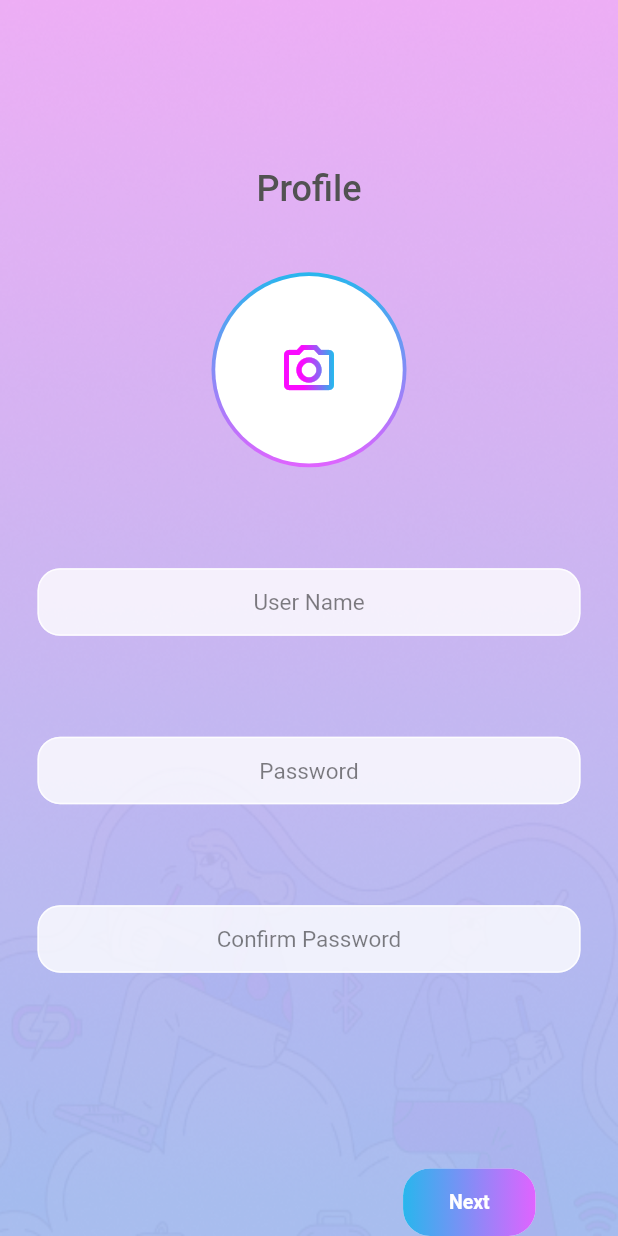
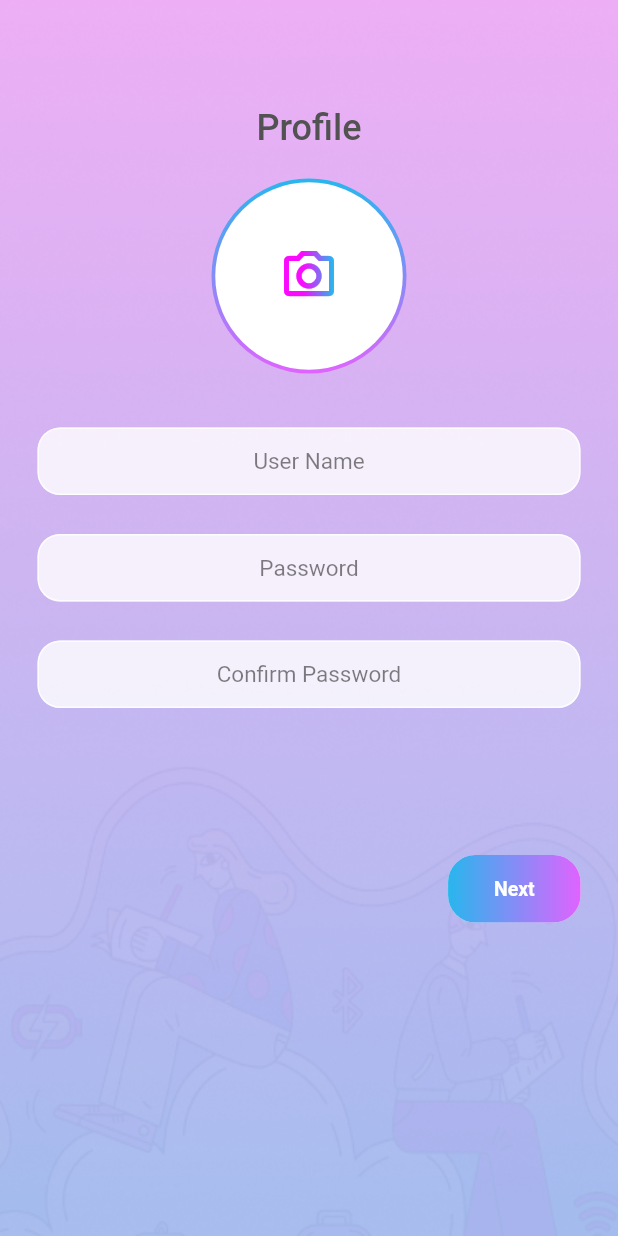
Before and after one commit to loki1220/concept, a Flutter app: the Details screen opened directly, on a phone screen of 412 x 824 dp. Run offline on Flutter 3.47's test engine with Material 2 defaults, Android fonts, the phone set to English and light mode, and no system bars; our stand-ins replace animated_splash_screen, google_fonts, image_picker, simple_gradient_text; missing offline and left inert: storage_path.

Commit message:
initial commit

```diff
--- a/lib/details.dart
+++ b/lib/details.dart
@@ -1,8 +1,8 @@
 import 'dart:typed_data';
 import 'dart:ui' as ui;
 import 'package:concept/started_page.dart';
+import 'package:concept/widget/gradient_icon.dart';
 import 'package:concept/widget/mytextfield.dart';
-import 'package:concept/widget/utils.dart';
 import 'package:flutter/material.dart';
 import 'package:flutter/services.dart';
 import 'package:google_fonts/google_fonts.dart';
@@ -247,7 +247,8 @@ class _DetailsState extends State<Details> {
               "assets/detailsbg.png",
               fit: BoxFit.fill,
             ),
-            Form(
+            SingleChildScrollView(
+              child: Form(
                 key: _formKey,
                 child: Padding(
                   padding: const EdgeInsets.symmetric(horizontal: 25),
@@ -264,6 +265,9 @@ class _DetailsState extends State<Details> {
                             fontSize: 24,
                             fontWeight: FontWeight.w500,
                             color: Color(0xFF525252)),
+                      ),
+                      SizedBox(
+                        height: 20,
                       ),
                       Container(
                         width: 130,
@@ -308,6 +312,9 @@ class _DetailsState extends State<Details> {
                           ),
                         ),
                       ),
+                      SizedBox(
+                        height: 10,
+                      ),
                       MyTextField(
                         obscureText: false,
                         isCenter: true,
@@ -344,7 +351,7 @@ class _DetailsState extends State<Details> {
                         },
                       ),
                       Padding(
-                      padding: const EdgeInsets.symmetric(horizontal: 10),
+                        padding: const EdgeInsets.symmetric(vertical: 25),
                         child: SliderTheme(
                           data: SliderTheme.of(context).copyWith(
                               inactiveTrackColor: Colors.white,
@@ -371,16 +378,14 @@ class _DetailsState extends State<Details> {
                           ),
                         ),
                       ),
-                    Padding(
-                      padding: const EdgeInsets.symmetric(horizontal: 30),
-                      child: Row(
+                      Row(
                         mainAxisAlignment: MainAxisAlignment.end,
                         children: [
                           nextButton,
                         ],
                       ),
+                    ],
                   ),
-                  ],
                 ),
               ),
             ),
--- a/lib/layouts/mobile_screen_layout.dart
+++ b/lib/layouts/mobile_screen_layout.dart
@@ -1,8 +1,7 @@
-import 'package:concept/widget/utils.dart';
 import 'package:flutter/cupertino.dart';
 import 'package:flutter/material.dart';
-
 import '../widget/global_variables.dart';
+import '../widget/gradient_icon.dart';
 
 class MobileScreenLayout extends StatefulWidget {
   const MobileScreenLayout({Key? key}) : super(key: key);
--- a/lib/main.dart
+++ b/lib/main.dart
@@ -1,6 +1,7 @@
 import 'dart:ui';
 import 'package:animated_splash_screen/animated_splash_screen.dart';
 import 'package:concept/details.dart';
+import 'package:concept/feed_screen.dart';
 import 'package:concept/layouts/mobile_screen_layout.dart';
 import 'package:concept/login_page.dart';
 import 'package:flutter/cupertino.dart';
@@ -19,6 +20,9 @@ class MyApp extends StatelessWidget {
   Widget build(BuildContext context) {
     return MaterialApp(
       debugShowCheckedModeBanner: false,
+      theme: ThemeData(
+        visualDensity: VisualDensity.adaptivePlatformDensity,
+      ),
       home: AnimatedSplashScreen(
         duration: 3000,
         splash: Stack(
@@ -44,7 +48,7 @@ class MyApp extends StatelessWidget {
         splashIconSize: double.maxFinite,
         centered: true,
         splashTransition: SplashTransition.fadeTransition,
-        nextScreen: HomePage(),
+        nextScreen: FeedScreen(),
       ),
     );
   }
--- a/lib/widget/global_variables.dart
+++ b/lib/widget/global_variables.dart
@@ -1,9 +1,10 @@
+import 'package:concept/feed_screen.dart';
 import 'package:flutter/material.dart';
 
 const webScreenSize = 600;
 
 List<Widget> homeScreenItems = [
-  Text("Feed"),
+  FeedScreen(),
   Text("Search"),
   Text("PPt"),
   Text("Notify"),
--- a/lib/widget/gradient_icon.dart
+++ b/lib/widget/gradient_icon.dart
@@ -5,22 +5,18 @@ class GradientIcon extends StatelessWidget {
     this.icon,
     this.size,
     this.gradient,
-    this.width,
-    this.height,
   );
 
   final IconData icon;
   final double size;
   final Gradient gradient;
-  final double? width;
-  final double? height;
 
   @override
   Widget build(BuildContext context) {
     return ShaderMask(
       child: SizedBox(
-        width: width,
-        height: height,
+        width: size * 1.2,
+        height: size * 1.2,
         child: Icon(
           icon,
           size: size,
--- a/lib/widget/utils.dart
+++ b/lib/widget/utils.dart
@@ -22,33 +22,33 @@ showSnackBar(BuildContext context, String text) {
   );
 }
 
-class GradientIcon extends StatelessWidget {
-  GradientIcon(
-    this.icon,
-    this.size,
-    this.gradient,
-  );
-
-  final IconData icon;
-  final double size;
-  final Gradient gradient;
-
-  @override
-  Widget build(BuildContext context) {
-    return ShaderMask(
-      child: SizedBox(
-        width: size * 1.2,
-        height: size * 1.2,
-        child: Icon(
-          icon,
-          size: size,
-          color: Colors.white,
-        ),
-      ),
-      shaderCallback: (Rect bounds) {
-        final Rect rect = Rect.fromLTRB(0, 0, size, size);
-        return gradient.createShader(rect);
-      },
-    );
-  }
-}
+// class GradientIcon extends StatelessWidget {
+//   GradientIcon(
+//     this.icon,
+//     this.size,
+//     this.gradient,
+//   );
+//
+//   final IconData icon;
+//   final double size;
+//   final Gradient gradient;
+//
+//   @override
+//   Widget build(BuildContext context) {
+//     return ShaderMask(
+//       child: SizedBox(
+//         width: size * 1.2,
+//         height: size * 1.2,
+//         child: Icon(
+//           icon,
+//           size: size,
+//           color: Colors.white,
+//         ),
+//       ),
+//       shaderCallback: (Rect bounds) {
+//         final Rect rect = Rect.fromLTRB(0, 0, size, size);
+//         return gradient.createShader(rect);
+//       },
+//     );
+//   }
+// }
--- a/pubspec.yaml
+++ b/pubspec.yaml
@@ -39,6 +39,8 @@ dependencies:
   image_picker: ^0.8.4+4
   path_provider: ^2.0.9
   path: ^1.8.0
+  simple_gradient_text: ^1.2.2
+  storage_path: ^0.2.0
 
   # The following adds the Cupertino Icons font to your application.
   # Use with the CupertinoIcons class for iOS style icons.
```
Also changed, not shown: lib/add_image_video.dart (added, +52 -0 lines), lib/feed_screen.dart (added, +251 -0 lines), lib/started_page.dart (+7 -1 lines), lib/widget/model/file.dart (added, +11 -0 lines), assets/started.png, pubspec.lock. Lines whose indentation alone changed are shown as unchanged.
